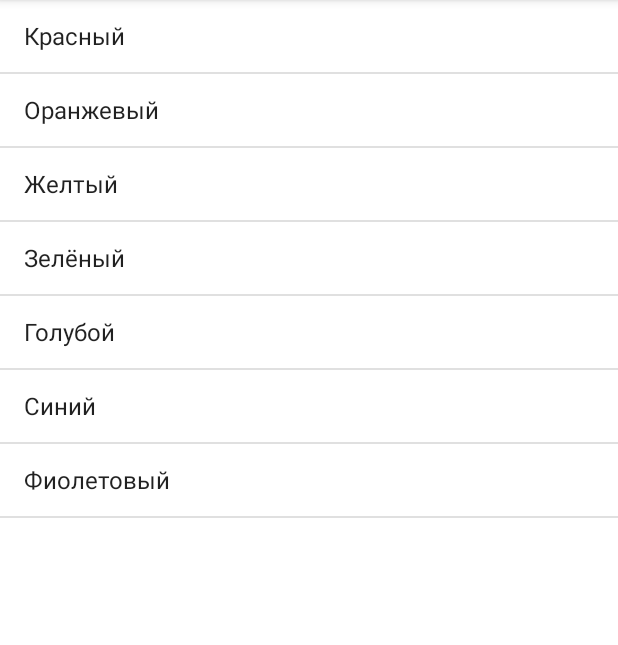
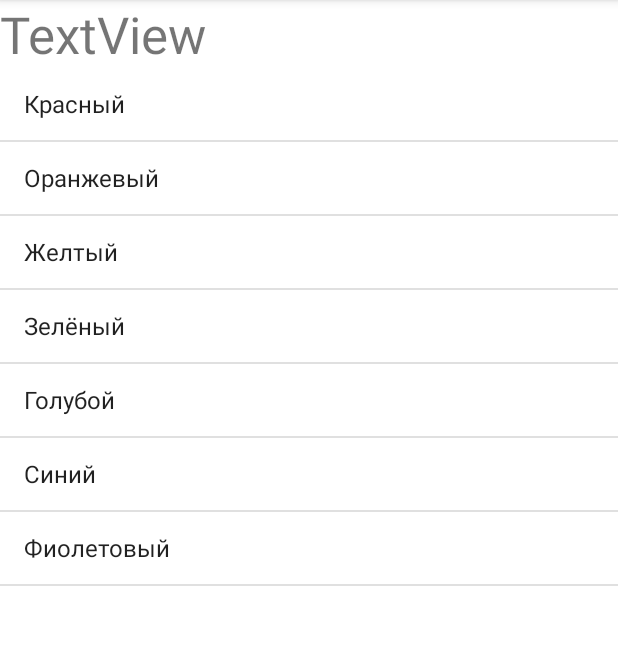
Before and after one commit to AnnaKovalchuk/ListView, an Android app: the screen it shows after launch (MainActivity), on a phone screen of 412 x 824 dp, the part 84-729 px from its top. Run offline under Robolectric (Android 15) with nearby library versions, the phone set to English and light mode, and no system bars.

Commit message:
textview

```diff
--- a/app/src/main/java/com/example/listview/MainActivity.java
+++ b/app/src/main/java/com/example/listview/MainActivity.java
@@ -38,6 +38,7 @@ public class MainActivity extends AppCompatActivity
             {
                 Toast.makeText(getApplicationContext(),
                         ((TextView)view).getText(), Toast.LENGTH_LONG).show();
+                ((TextView)findViewById(R.id.text)).setText(((TextView)view).getText());
             }
         });
     }
--- a/app/src/main/res/layout/activity_main.xml
+++ b/app/src/main/res/layout/activity_main.xml
@@ -7,6 +7,13 @@
     android:orientation="vertical"
     tools:context=".MainActivity" >
 
+    <TextView
+        android:id="@+id/text"
+        android:layout_width="match_parent"
+        android:layout_height="wrap_content"
+        android:text="TextView"
+        android:textSize="34sp" />
+
     <ListView
         android:id="@+id/list"
         android:layout_width="match_parent"
```
